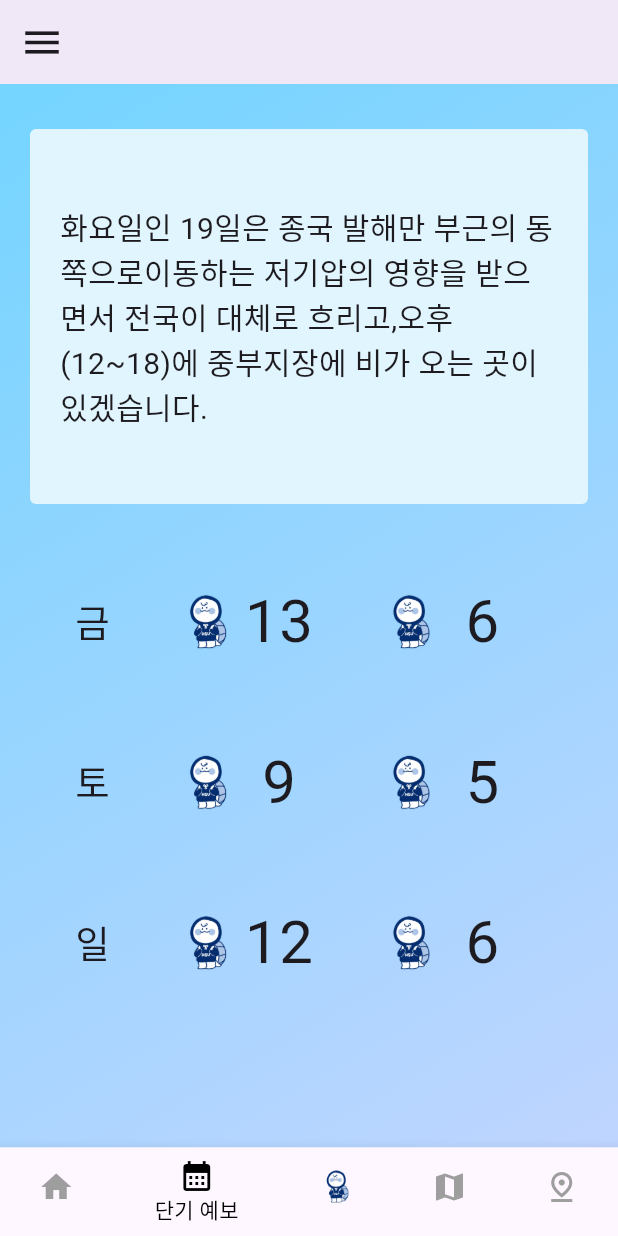
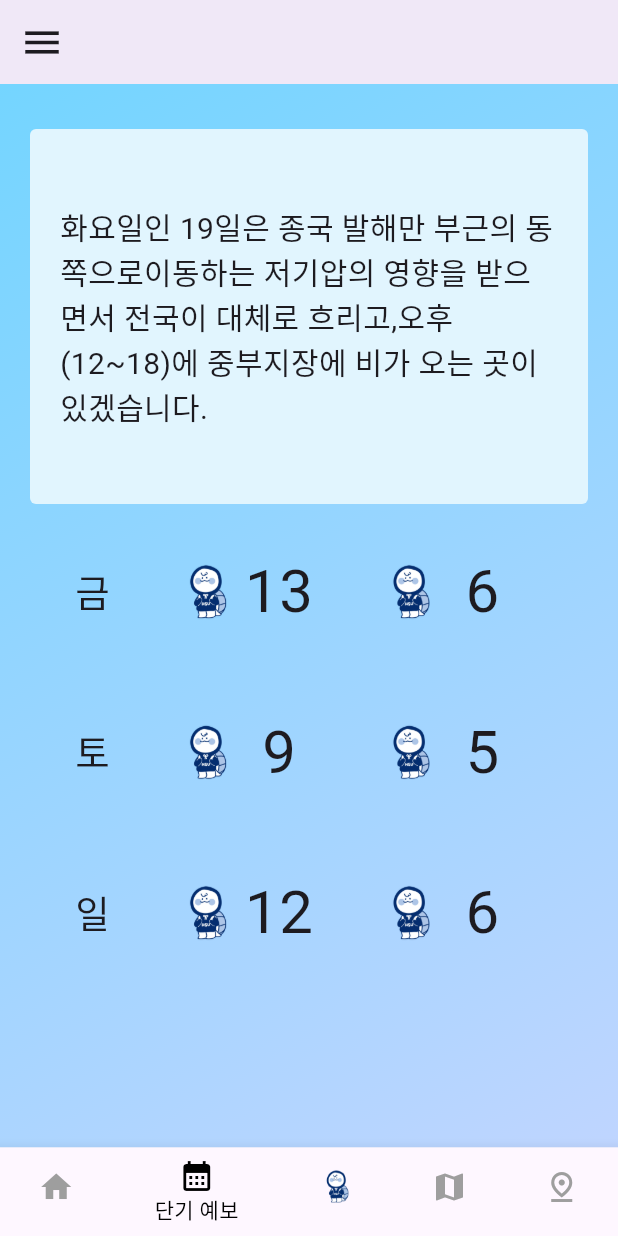
Before and after one commit to tnr1884/2024-1_hansungcapstone_bugiweather, a Flutter app: the screen it shows after launch, item 2 of the bottom bar chosen, on a phone screen of 412 x 824 dp. Run offline on Flutter 3.47's test engine with Material 3 defaults, Android fonts, the phone set to English and light mode, and no system bars; our stand-ins replace flutter_spinkit, fluttertoast, geolocator; missing offline and left inert: flutter_naver_map.

Commit message:
RenderFlex overflow fixed

```diff
--- a/lib/week_weather.dart
+++ b/lib/week_weather.dart
@@ -11,7 +11,7 @@ class _screen2State extends State<screen2> {
   @override
   Widget build(BuildContext context) {
     return MaterialApp(
-      title: 'Weathr app',
+      title: 'Weather app',
       theme: ThemeData(
         primarySwatch: Colors.blue,
       ),
@@ -69,7 +69,7 @@ class Page2 extends StatelessWidget {
                   ),
                 ],
               ),
-              SizedBox(height: 50),
+              SizedBox(height: 30),
               Row(children: [
                 SizedBox(width: 50),
                 Text(
@@ -219,7 +219,7 @@ class Page2 extends StatelessWidget {
                   )
                 ],
               ),
-              SizedBox(height: 50),
+              SizedBox(height: 5),
 
             ]))
     );
```
Also changed, not shown: pubspec.lock, 4 other files.
